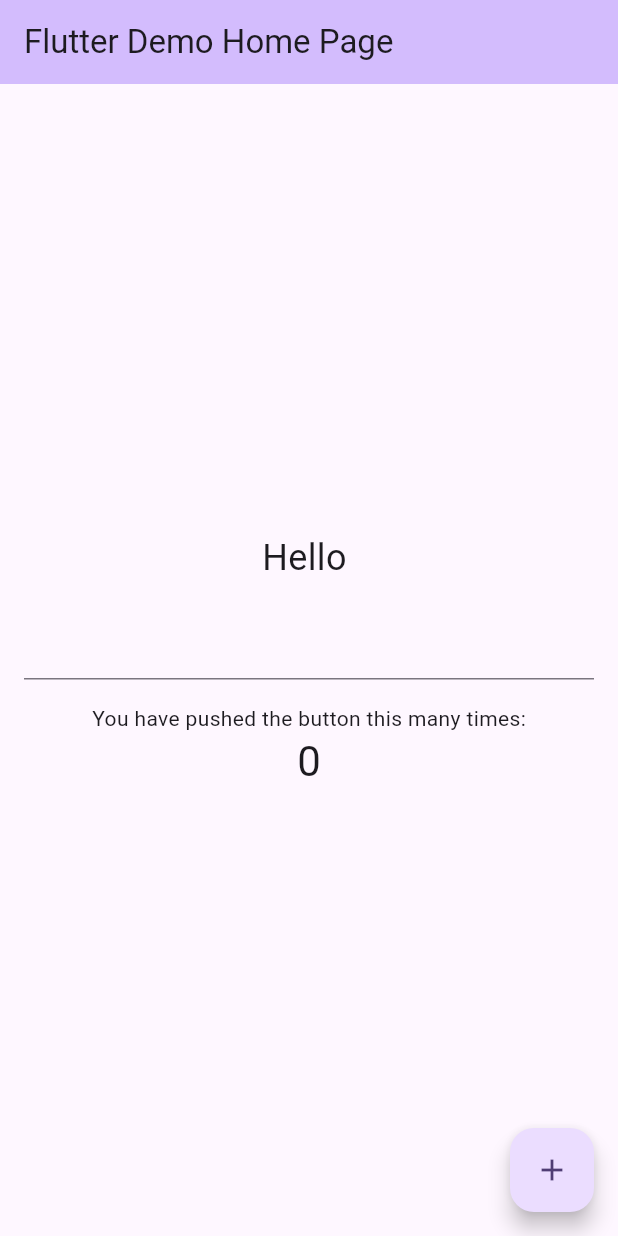
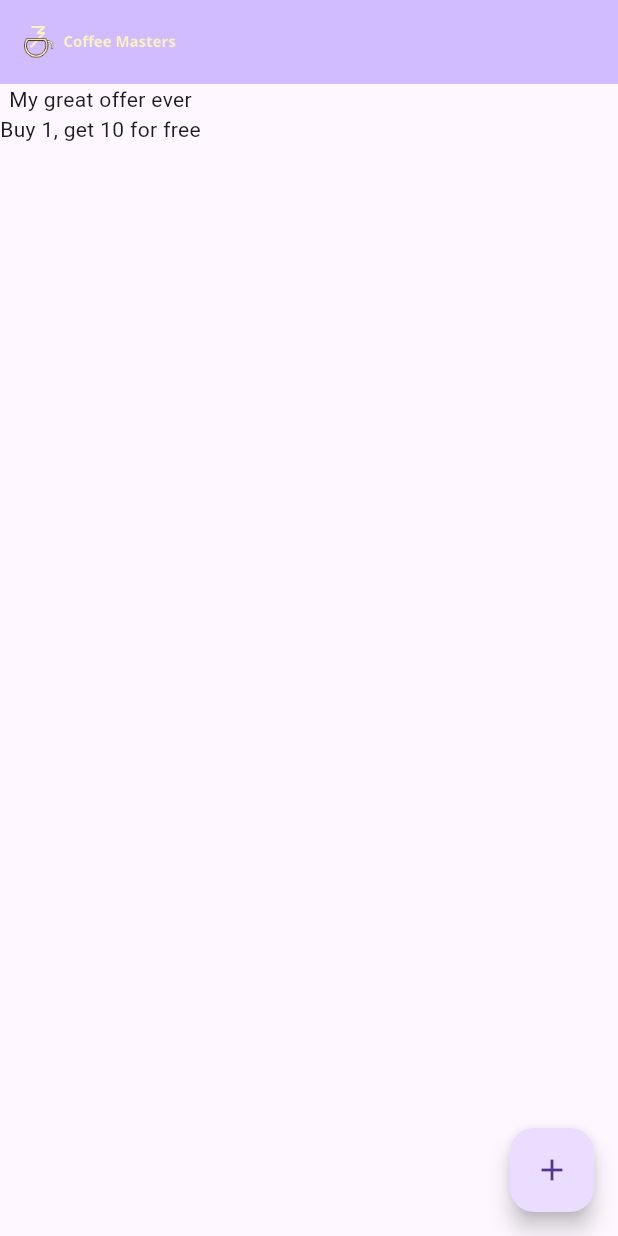
Before and after one commit to Alina-02/coffee_masters, a Flutter app: the screen it shows after launch, on a phone screen of 412 x 824 dp. Run offline on Flutter 3.47's test engine with Material 3 defaults, Android fonts, the phone set to English and light mode, and no system bars.

Commit message:
offers page

```diff
--- a/lib/main.dart
+++ b/lib/main.dart
@@ -1,3 +1,4 @@
+import 'package:coffee_masters/offerspage.dart';
 import 'package:flutter/material.dart';
 
 void main() {
@@ -11,11 +12,9 @@ class MyApp extends StatelessWidget {
   @override
   Widget build(BuildContext context) {
     return MaterialApp(
-      title: 'Flutter Demo',
-      theme: ThemeData(
-        colorScheme: ColorScheme.fromSeed(seedColor: Colors.deepPurple),
-      ),
-      home: const MyHomePage(title: 'Flutter Demo Home Page'),
+      title: 'Coffee Masters',
+      theme: ThemeData(primarySwatch: Colors.brown),
+      home: const MyHomePage(),
     );
   }
 }
@@ -67,9 +66,7 @@ class _PersonNameState extends State<PersonName> {
 }
 
 class MyHomePage extends StatefulWidget {
-  const MyHomePage({super.key, required this.title});
-
-  final String title;
+  const MyHomePage({super.key});
 
   @override
   State<MyHomePage> createState() => _MyHomePageState();
@@ -90,21 +87,9 @@ class _MyHomePageState extends State<MyHomePage> {
       appBar: AppBar(
         backgroundColor: Theme.of(context).colorScheme.inversePrimary,
 
-        title: Text(widget.title),
+        title: Image.asset("images/logo.png"),
       ),
-      body: Center(
-        child: Column(
-          mainAxisAlignment: MainAxisAlignment.center,
-          children: <Widget>[
-            Greet(),
-            const Text('You have pushed the button this many times:'),
-            Text(
-              '$_counter',
-              style: Theme.of(context).textTheme.headlineMedium,
-            ),
-          ],
-        ),
-      ),
+      body: OffersPage(),
       floatingActionButton: FloatingActionButton(
         onPressed: _incrementCounter,
         tooltip: 'Increment',
--- /dev/null
+++ b/lib/offerspage.dart
@@ -0,0 +1,24 @@
+import 'package:flutter/material.dart';
+
+class OffersPage extends StatelessWidget {
+  const OffersPage({super.key});
+
+  @override
+  Widget build(BuildContext context) {
+    return Offer(
+      title: "My great offer ever",
+      description: "Buy 1, get 10 for free",
+    );
+  }
+}
+
+class Offer extends StatelessWidget {
+  final String title;
+  final String description;
+  const Offer({super.key, required this.title, required this.description});
+
+  @override
+  Widget build(BuildContext context) {
+    return Column(children: [Text(title), Text(description)]);
+  }
+}
```
